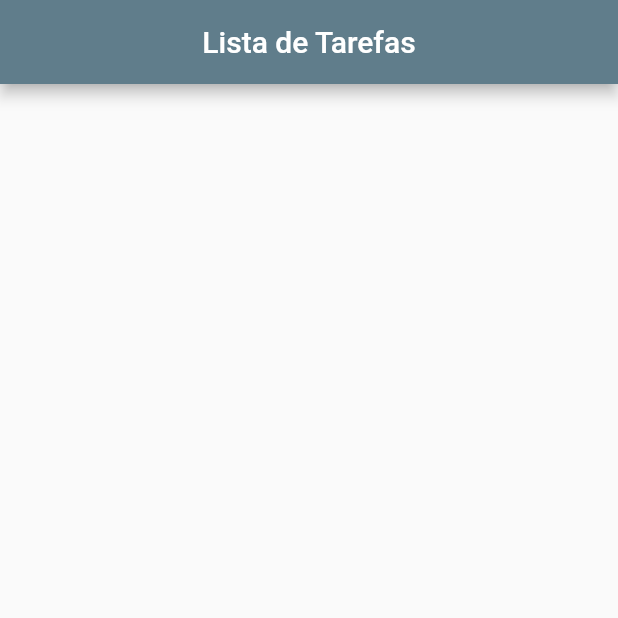
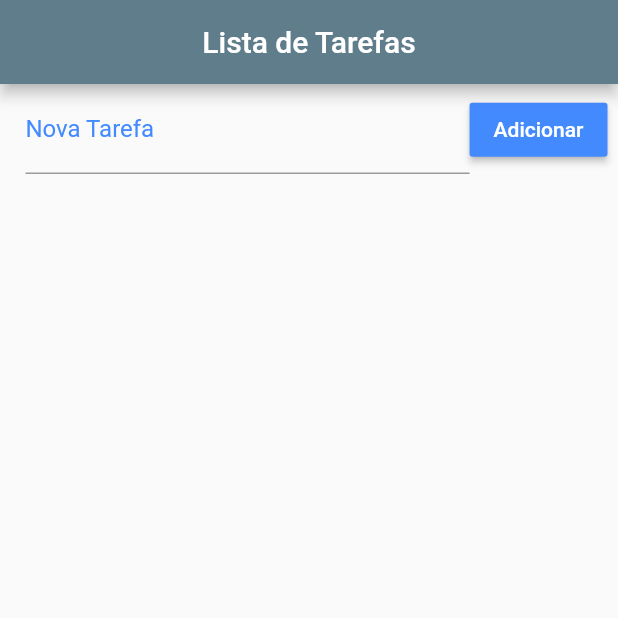
Before and after one commit to Beloin/lista-tarefas, a Flutter app: the screen it shows after launch, on a phone screen of 412 x 824 dp, the top half of it. Run offline on Flutter 3.47's test engine with Material 2 defaults, Android fonts, the phone set to English and light mode, and no system bars.

Commit message:
Comitados e atualizado

```diff
--- a/lib/main.dart
+++ b/lib/main.dart
@@ -1,4 +1,8 @@
+import 'dart:async';
+import 'dart:convert';
+import 'dart:io';
 import 'package:flutter/material.dart';
+import 'package:path_provider/path_provider.dart';
 
 void main() {
   runApp(MaterialApp(
@@ -12,6 +16,10 @@ class Home extends StatefulWidget {
 }
 
 class _HomeState extends State<Home> {
+  List _toDoList = [];
+
+
+
   @override
   Widget build(BuildContext context) {
     return Scaffold(
@@ -25,6 +33,67 @@ class _HomeState extends State<Home> {
         centerTitle: true,
         backgroundColor: Colors.blueGrey,
       ),
+      body: Column(
+        children: <Widget>[
+          Container(
+            padding: EdgeInsets.fromLTRB(17.0, 1.0, 7.0, 1.0),
+            child: Row(
+              children: <Widget>[
+                Expanded(
+                    child: TextField(
+                  decoration: InputDecoration(
+                    labelText: "Nova Tarefa",
+                    labelStyle: TextStyle(color: Colors.blueAccent),
+                    hintText: "Escreva uma nova tarefa",
+                  ),
+                )),
+                RaisedButton(
+                  color: Colors.blueAccent,
+                  child: Text("Adicionar"),
+                  textColor: Colors.white,
+                  onPressed: () {},
+                ),
+              ],
+            ),
+          ),
+          Expanded(
+            child: ListView.builder(
+              padding: EdgeInsets.only(top: 10.0),
+              itemCount: _toDoList.length,
+              itemBuilder: (context, index) {
+                return CheckboxListTile(
+                  title: Text(_toDoList[index]["title"]),
+                  value: _toDoList[index]["ok"],
+                  secondary: CircleAvatar(
+                    child: Icon(
+                        _toDoList[index]["ok"] ? Icons.check : Icons.error),
+                  ),
+                );
+              },
+            ),
+          )
+        ],
+      ),
     );
   }
+
+  Future<File> _getFile() async {
+    final directory = await getApplicationDocumentsDirectory();
+    return File("${directory.path}/data.json");
+  }
+
+  Future<File> _saveFile() async {
+    String data = json.encode(_toDoList);
+    final file = await _getFile();
+    return file.writeAsString(data);
+  }
+
+  Future<String> _readData() async {
+    try {
+      final file = await _getFile();
+      return file.readAsString();
+    } catch (e) {
+      return null;
+    }
+  }
 }
--- a/pubspec.yaml
+++ b/pubspec.yaml
@@ -23,6 +23,9 @@ dependencies:
   # The following adds the Cupertino Icons font to your application.
   # Use with the CupertinoIcons class for iOS style icons.
   cupertino_icons: ^0.1.2
+  path_provider: ^1.4.0
+
+
 
 dev_dependencies:
   flutter_test:
```
Also changed, not shown: pubspec.lock.
